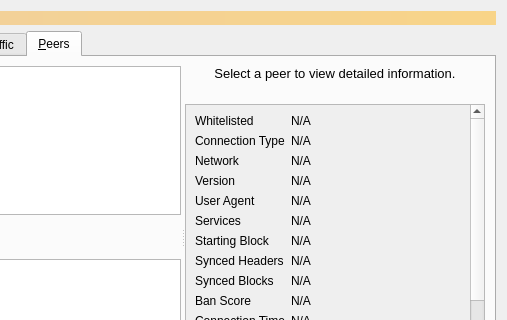
Above: src/qt/forms/debugwindow.ui from TaobotX11/nusacoin before the change; both pictures show x 241 to 748 and y 0 to 320 of the 748 by 430 pixel window. Below: the same form after it.
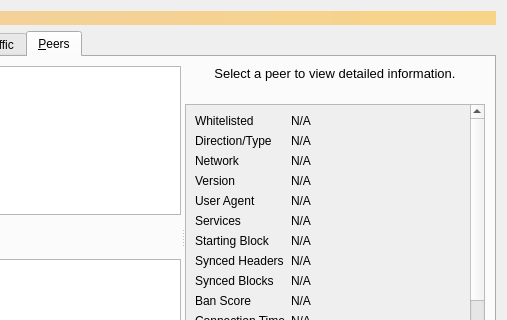
That is the form after the change. The open tabs and pages were chosen to show the change. Icons and pictures are not drawn. Custom widgets are drawn as their Qt base class.

The edit to the form file:
```diff
--- a/src/qt/forms/debugwindow.ui
+++ b/src/qt/forms/debugwindow.ui
@@ -1117,7 +1117,7 @@
                    <string>The type of peer connection:&lt;ul&gt;&lt;li&gt;Inbound: initiated by peer&lt;/li&gt;&lt;li&gt;Outbound Full Relay: default&lt;/li&gt;&lt;li&gt;Outbound Block Relay: does not relay transactions or addresses&lt;/li&gt;&lt;li&gt;Outbound Manual: added using RPC %1 or %2/%3 configuration options&lt;/li&gt;&lt;li&gt;Outbound Feeler: short-lived, for testing addresses&lt;/li&gt;&lt;li&gt;Outbound Address Fetch: short-lived, for soliciting addresses&lt;/li&gt;&lt;/ul&gt;</string> 
                  </property>
                  <property name="text">
-                  <string>Connection Type</string>
+                  <string>Direction/Type</string>
                  </property>
                 </widget>
                </item>
```
